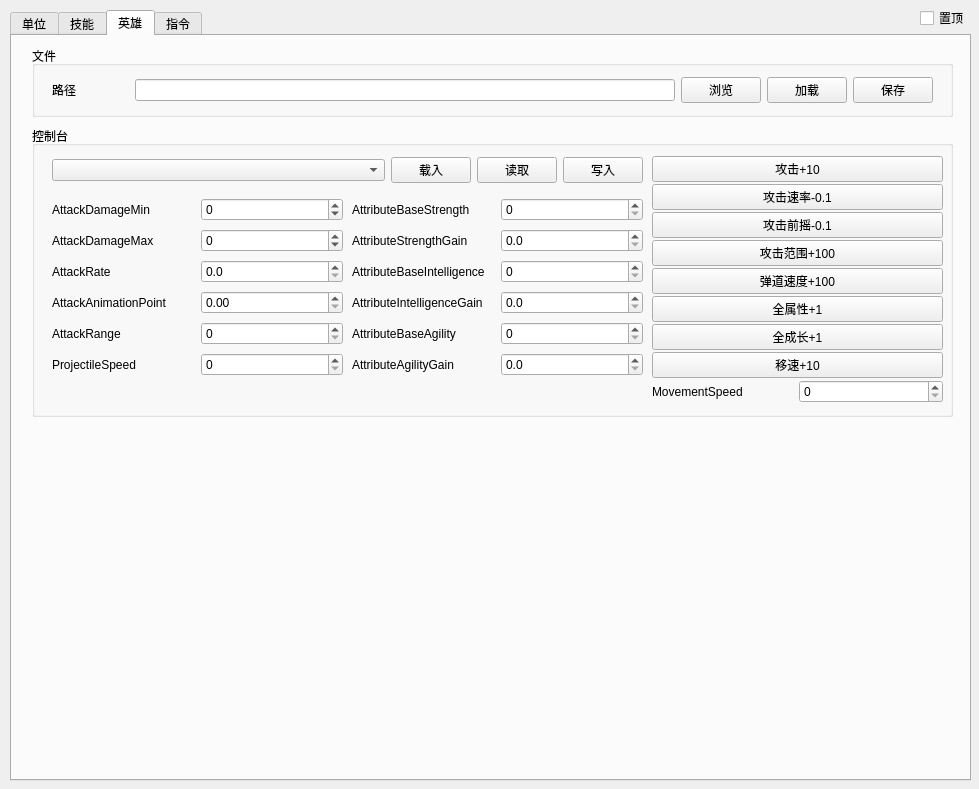
Before: the Qt Designer form untitled.ui in JeremyChim/Dota-Tool, drawn with Qt 5.
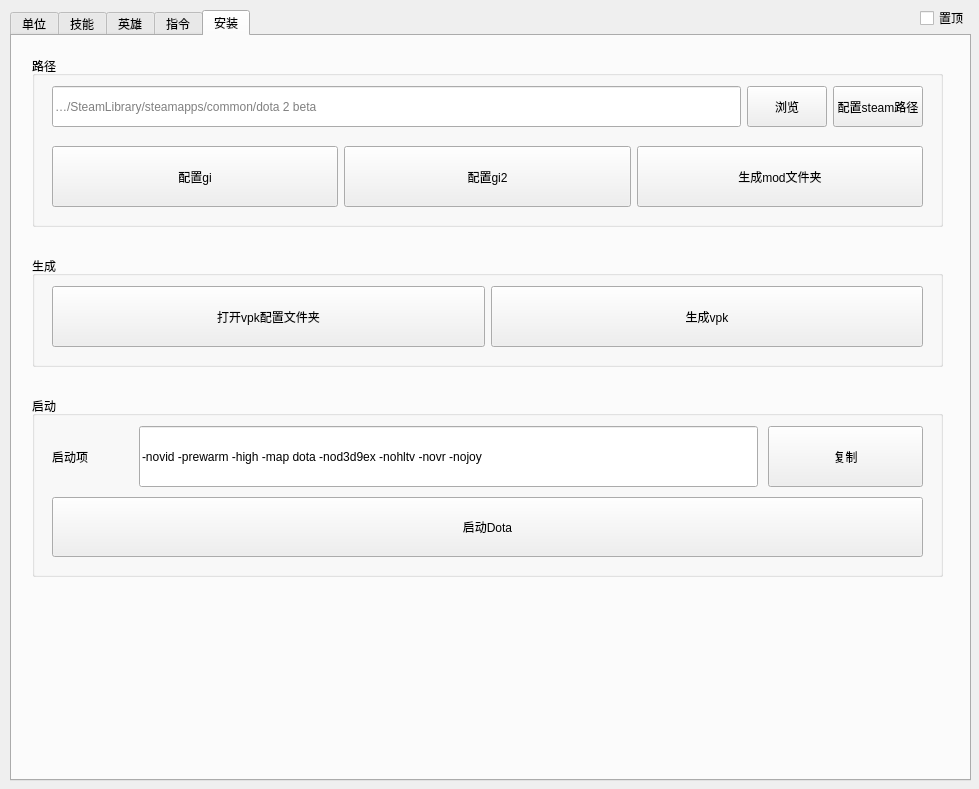
After: the same form once the commit is applied. The open tabs and pages were chosen to show the change.

Commit message: add tab install (testing) add ArmorPhysical

```diff
--- a/untitled.ui
+++ b/untitled.ui
@@ -933,7 +933,11 @@
         </widget>
        </item>
        <item>
-        <widget class="QLineEdit" name="lineEdit_8"/>
+        <widget class="QLineEdit" name="lineEdit_8">
+         <property name="placeholderText">
+          <string>...\npc\npc_heroes.txt</string>
+         </property>
+        </widget>
        </item>
        <item>
         <widget class="QPushButton" name="pushButton_11">
@@ -965,21 +969,59 @@
        <x>20</x>
        <y>90</y>
        <width>921</width>
-       <height>291</height>
+       <height>341</height>
       </rect>
      </property>
      <property name="title">
       <string>控制台</string>
      </property>
+     <widget class="QWidget" name="layoutWidget">
+      <property name="geometry">
+       <rect>
+        <x>20</x>
+        <y>30</y>
+        <width>601</width>
+        <height>28</height>
+       </rect>
+      </property>
+      <layout class="QHBoxLayout" name="horizontalLayout_21" stretch="1,0,0,0">
+       <item>
+        <widget class="QComboBox" name="comboBox"/>
+       </item>
+       <item>
+        <widget class="QPushButton" name="pushButton_14">
+         <property name="text">
+          <string>载入</string>
+         </property>
+        </widget>
+       </item>
+       <item>
+        <widget class="QPushButton" name="pushButton_15">
+         <property name="text">
+          <string>读取</string>
+         </property>
+        </widget>
+       </item>
+       <item>
+        <widget class="QPushButton" name="pushButton_16">
+         <property name="text">
+          <string>写入</string>
+         </property>
+        </widget>
+       </item>
+      </layout>
+     </widget>
      <widget class="QWidget" name="layoutWidget">
       <property name="geometry">
        <rect>
         <x>20</x>
         <y>70</y>
-        <width>291</width>
-        <height>188</height>
+        <width>891</width>
+        <height>194</height>
        </rect>
       </property>
+      <layout class="QHBoxLayout" name="horizontalLayout_61">
+       <item>
       <layout class="QVBoxLayout" name="verticalLayout_11">
        <item>
         <layout class="QHBoxLayout" name="horizontalLayout_23">
@@ -1137,17 +1179,36 @@
          </item>
         </layout>
        </item>
-      </layout>
-     </widget>
-     <widget class="QWidget" name="layoutWidget_7">
-      <property name="geometry">
-       <rect>
-        <x>320</x>
-        <y>70</y>
-        <width>291</width>
-        <height>188</height>
-       </rect>
-      </property>
+         <item>
+          <layout class="QHBoxLayout" name="horizontalLayout_59">
+           <item>
+            <widget class="QLabel" name="label_35">
+             <property name="text">
+              <string>ArmorPhysical</string>
+             </property>
+            </widget>
+           </item>
+           <item>
+            <widget class="QDoubleSpinBox" name="doubleSpinBox_25">
+             <property name="decimals">
+              <number>0</number>
+             </property>
+             <property name="minimum">
+              <double>-100000.000000000000000</double>
+             </property>
+             <property name="maximum">
+              <double>100000.000000000000000</double>
+             </property>
+             <property name="singleStep">
+              <double>1.000000000000000</double>
+             </property>
+            </widget>
+           </item>
+          </layout>
+         </item>
+        </layout>
+       </item>
+       <item>
       <layout class="QVBoxLayout" name="verticalLayout_12">
        <item>
         <layout class="QHBoxLayout" name="horizontalLayout_27">
@@ -1305,21 +1366,8 @@
          </item>
         </layout>
        </item>
-      </layout>
-     </widget>
-     <widget class="QWidget" name="layoutWidget">
-      <property name="geometry">
-       <rect>
-        <x>20</x>
-        <y>30</y>
-        <width>591</width>
-        <height>28</height>
-       </rect>
-      </property>
-      <layout class="QHBoxLayout" name="horizontalLayout_21" stretch="1,0,0,0">
        <item>
-        <widget class="QComboBox" name="comboBox"/>
-       </item>
+          <layout class="QHBoxLayout" name="horizontalLayout_22">
        <item>
         <widget class="QPushButton" name="pushButton_14">
          <property name="text">
@@ -1342,22 +1390,21 @@
         </widget>
        </item>
       </layout>
-     </widget>
-     <widget class="QWidget" name="layoutWidget">
-      <property name="geometry">
-       <rect>
-        <x>620</x>
-        <y>30</y>
-        <width>291</width>
-        <height>252</height>
-       </rect>
-      </property>
-      <layout class="QVBoxLayout" name="verticalLayout_16">
-       <property name="spacing">
-        <number>2</number>
-       </property>
+         </item>
+        </layout>
+       </item>
+       <item>
+        <layout class="QHBoxLayout" name="horizontalLayout_60">
+         <item>
+          <layout class="QVBoxLayout" name="verticalLayout_18">
        <item>
         <widget class="QPushButton" name="pushButton_44">
+             <property name="sizePolicy">
+              <sizepolicy hsizetype="Minimum" vsizetype="Preferred">
+               <horstretch>0</horstretch>
+               <verstretch>0</verstretch>
+              </sizepolicy>
+             </property>
          <property name="text">
           <string>攻击+10</string>
          </property>
@@ -1365,6 +1412,12 @@
        </item>
        <item>
         <widget class="QPushButton" name="pushButton_40">
+             <property name="sizePolicy">
+              <sizepolicy hsizetype="Minimum" vsizetype="Preferred">
+               <horstretch>0</horstretch>
+               <verstretch>0</verstretch>
+              </sizepolicy>
+             </property>
          <property name="text">
           <string>攻击速率-0.1</string>
          </property>
@@ -1372,6 +1425,12 @@
        </item>
        <item>
         <widget class="QPushButton" name="pushButton_41">
+             <property name="sizePolicy">
+              <sizepolicy hsizetype="Minimum" vsizetype="Preferred">
+               <horstretch>0</horstretch>
+               <verstretch>0</verstretch>
+              </sizepolicy>
+             </property>
          <property name="text">
           <string>攻击前摇-0.1</string>
          </property>
@@ -1379,6 +1438,12 @@
        </item>
        <item>
         <widget class="QPushButton" name="pushButton_42">
+             <property name="sizePolicy">
+              <sizepolicy hsizetype="Minimum" vsizetype="Preferred">
+               <horstretch>0</horstretch>
+               <verstretch>0</verstretch>
+              </sizepolicy>
+             </property>
          <property name="text">
           <string>攻击范围+100</string>
          </property>
@@ -1386,13 +1451,45 @@
        </item>
        <item>
         <widget class="QPushButton" name="pushButton_43">
+             <property name="sizePolicy">
+              <sizepolicy hsizetype="Minimum" vsizetype="Preferred">
+               <horstretch>0</horstretch>
+               <verstretch>0</verstretch>
+              </sizepolicy>
+             </property>
          <property name="text">
           <string>弹道速度+100</string>
          </property>
         </widget>
        </item>
        <item>
+            <widget class="QPushButton" name="pushButton_57">
+             <property name="sizePolicy">
+              <sizepolicy hsizetype="Minimum" vsizetype="Preferred">
+               <horstretch>0</horstretch>
+               <verstretch>0</verstretch>
+              </sizepolicy>
+             </property>
+             <property name="text">
+              <string>护甲+1</string>
+             </property>
+            </widget>
+           </item>
+          </layout>
+         </item>
+         <item>
+          <layout class="QVBoxLayout" name="verticalLayout_16" stretch="0,0,0,0">
+           <property name="spacing">
+            <number>6</number>
+           </property>
+           <item>
         <widget class="QPushButton" name="pushButton_37">
+             <property name="sizePolicy">
+              <sizepolicy hsizetype="Minimum" vsizetype="Preferred">
+               <horstretch>0</horstretch>
+               <verstretch>0</verstretch>
+              </sizepolicy>
+             </property>
          <property name="text">
           <string>全属性+1</string>
          </property>
@@ -1400,6 +1497,12 @@
        </item>
        <item>
         <widget class="QPushButton" name="pushButton_38">
+             <property name="sizePolicy">
+              <sizepolicy hsizetype="Minimum" vsizetype="Preferred">
+               <horstretch>0</horstretch>
+               <verstretch>0</verstretch>
+              </sizepolicy>
+             </property>
          <property name="text">
           <string>全成长+1</string>
          </property>
@@ -1407,35 +1510,31 @@
        </item>
        <item>
         <widget class="QPushButton" name="pushButton_39">
+             <property name="sizePolicy">
+              <sizepolicy hsizetype="Minimum" vsizetype="Preferred">
+               <horstretch>0</horstretch>
+               <verstretch>0</verstretch>
+              </sizepolicy>
+             </property>
          <property name="text">
           <string>移速+10</string>
          </property>
         </widget>
        </item>
        <item>
-        <layout class="QHBoxLayout" name="horizontalLayout_22">
-         <item>
-          <widget class="QLabel" name="label_21">
+            <widget class="QPushButton" name="pushButton_56">
+             <property name="sizePolicy">
+              <sizepolicy hsizetype="Minimum" vsizetype="Preferred">
+               <horstretch>0</horstretch>
+               <verstretch>0</verstretch>
+              </sizepolicy>
+             </property>
            <property name="text">
             <string>MovementSpeed</string>
            </property>
           </widget>
          </item>
-         <item>
-          <widget class="QDoubleSpinBox" name="doubleSpinBox_12">
-           <property name="decimals">
-            <number>0</number>
-           </property>
-           <property name="minimum">
-            <double>0.000000000000000</double>
-           </property>
-           <property name="maximum">
-            <double>100000.000000000000000</double>
-           </property>
-           <property name="singleStep">
-            <double>1.000000000000000</double>
-           </property>
-          </widget>
+          </layout>
          </item>
         </layout>
        </item>
@@ -2050,6 +2149,264 @@
      </widget>
     </widget>
    </widget>
+   <widget class="QWidget" name="tab_5">
+    <attribute name="title">
+     <string>安装</string>
+    </attribute>
+    <widget class="QGroupBox" name="groupBox_16">
+     <property name="geometry">
+      <rect>
+       <x>20</x>
+       <y>20</y>
+       <width>911</width>
+       <height>171</height>
+      </rect>
+     </property>
+     <property name="title">
+      <string>路径</string>
+     </property>
+     <widget class="QWidget" name="layoutWidget_8">
+      <property name="geometry">
+       <rect>
+        <x>20</x>
+        <y>90</y>
+        <width>871</width>
+        <height>61</height>
+       </rect>
+      </property>
+      <layout class="QHBoxLayout" name="horizontalLayout_56">
+       <item>
+        <widget class="QPushButton" name="pushButton_51">
+         <property name="sizePolicy">
+          <sizepolicy hsizetype="Minimum" vsizetype="Preferred">
+           <horstretch>0</horstretch>
+           <verstretch>0</verstretch>
+          </sizepolicy>
+         </property>
+         <property name="text">
+          <string>配置gi</string>
+         </property>
+        </widget>
+       </item>
+       <item>
+        <widget class="QPushButton" name="pushButton_52">
+         <property name="sizePolicy">
+          <sizepolicy hsizetype="Minimum" vsizetype="Preferred">
+           <horstretch>0</horstretch>
+           <verstretch>0</verstretch>
+          </sizepolicy>
+         </property>
+         <property name="text">
+          <string>配置gi2</string>
+         </property>
+        </widget>
+       </item>
+       <item>
+        <widget class="QPushButton" name="pushButton_54">
+         <property name="sizePolicy">
+          <sizepolicy hsizetype="Minimum" vsizetype="Preferred">
+           <horstretch>0</horstretch>
+           <verstretch>0</verstretch>
+          </sizepolicy>
+         </property>
+         <property name="text">
+          <string>生成mod文件夹</string>
+         </property>
+        </widget>
+       </item>
+      </layout>
+     </widget>
+     <widget class="QWidget" name="layoutWidget">
+      <property name="geometry">
+       <rect>
+        <x>20</x>
+        <y>30</y>
+        <width>871</width>
+        <height>41</height>
+       </rect>
+      </property>
+      <layout class="QHBoxLayout" name="horizontalLayout_57">
+       <item>
+        <widget class="QLineEdit" name="lineEdit_29">
+         <property name="sizePolicy">
+          <sizepolicy hsizetype="Expanding" vsizetype="Preferred">
+           <horstretch>0</horstretch>
+           <verstretch>0</verstretch>
+          </sizepolicy>
+         </property>
+         <property name="text">
+          <string/>
+         </property>
+         <property name="placeholderText">
+          <string>…/SteamLibrary/steamapps/common/dota 2 beta</string>
+         </property>
+        </widget>
+       </item>
+       <item>
+        <widget class="QPushButton" name="pushButton_53">
+         <property name="sizePolicy">
+          <sizepolicy hsizetype="Minimum" vsizetype="Preferred">
+           <horstretch>0</horstretch>
+           <verstretch>0</verstretch>
+          </sizepolicy>
+         </property>
+         <property name="text">
+          <string>浏览</string>
+         </property>
+        </widget>
+       </item>
+       <item>
+        <widget class="QPushButton" name="pushButton_50">
+         <property name="sizePolicy">
+          <sizepolicy hsizetype="Minimum" vsizetype="Preferred">
+           <horstretch>0</horstretch>
+           <verstretch>0</verstretch>
+          </sizepolicy>
+         </property>
+         <property name="text">
+          <string>配置steam路径</string>
+         </property>
+        </widget>
+       </item>
+      </layout>
+     </widget>
+    </widget>
+    <widget class="QGroupBox" name="groupBox_17">
+     <property name="geometry">
+      <rect>
+       <x>20</x>
+       <y>220</y>
+       <width>911</width>
+       <height>111</height>
+      </rect>
+     </property>
+     <property name="title">
+      <string>生成</string>
+     </property>
+     <widget class="QWidget" name="layoutWidget">
+      <property name="geometry">
+       <rect>
+        <x>20</x>
+        <y>30</y>
+        <width>871</width>
+        <height>61</height>
+       </rect>
+      </property>
+      <layout class="QHBoxLayout" name="horizontalLayout_55">
+       <item>
+        <widget class="QPushButton" name="pushButton_47">
+         <property name="sizePolicy">
+          <sizepolicy hsizetype="Minimum" vsizetype="Preferred">
+           <horstretch>0</horstretch>
+           <verstretch>0</verstretch>
+          </sizepolicy>
+         </property>
+         <property name="text">
+          <string>打开vpk配置文件夹</string>
+         </property>
+        </widget>
+       </item>
+       <item>
+        <widget class="QPushButton" name="pushButton_48">
+         <property name="sizePolicy">
+          <sizepolicy hsizetype="Minimum" vsizetype="Preferred">
+           <horstretch>0</horstretch>
+           <verstretch>0</verstretch>
+          </sizepolicy>
+         </property>
+         <property name="text">
+          <string>生成vpk</string>
+         </property>
+        </widget>
+       </item>
+      </layout>
+     </widget>
+    </widget>
+    <widget class="QGroupBox" name="groupBox_18">
+     <property name="geometry">
+      <rect>
+       <x>20</x>
+       <y>360</y>
+       <width>911</width>
+       <height>181</height>
+      </rect>
+     </property>
+     <property name="title">
+      <string>启动</string>
+     </property>
+     <widget class="QWidget" name="layoutWidget">
+      <property name="geometry">
+       <rect>
+        <x>20</x>
+        <y>30</y>
+        <width>871</width>
+        <height>131</height>
+       </rect>
+      </property>
+      <layout class="QVBoxLayout" name="verticalLayout_17">
+       <property name="spacing">
+        <number>10</number>
+       </property>
+       <item>
+        <layout class="QHBoxLayout" name="horizontalLayout_58" stretch="1,8,2">
+         <item>
+          <widget class="QLabel" name="label_34">
+           <property name="sizePolicy">
+            <sizepolicy hsizetype="Preferred" vsizetype="Preferred">
+             <horstretch>0</horstretch>
+             <verstretch>0</verstretch>
+            </sizepolicy>
+           </property>
+           <property name="text">
+            <string>启动项</string>
+           </property>
+          </widget>
+         </item>
+         <item>
+          <widget class="QLineEdit" name="lineEdit_30">
+           <property name="sizePolicy">
+            <sizepolicy hsizetype="Expanding" vsizetype="Preferred">
+             <horstretch>0</horstretch>
+             <verstretch>0</verstretch>
+            </sizepolicy>
+           </property>
+           <property name="text">
+            <string>-novid -prewarm -high -map dota -nod3d9ex -nohltv -novr -nojoy</string>
+           </property>
+          </widget>
+         </item>
+         <item>
+          <widget class="QPushButton" name="pushButton_55">
+           <property name="sizePolicy">
+            <sizepolicy hsizetype="Preferred" vsizetype="Preferred">
+             <horstretch>0</horstretch>
+             <verstretch>0</verstretch>
+            </sizepolicy>
+           </property>
+           <property name="text">
+            <string>复制</string>
+           </property>
+          </widget>
+         </item>
+        </layout>
+       </item>
+       <item>
+        <widget class="QPushButton" name="pushButton_49">
+         <property name="sizePolicy">
+          <sizepolicy hsizetype="Minimum" vsizetype="Preferred">
+           <horstretch>0</horstretch>
+           <verstretch>0</verstretch>
+          </sizepolicy>
+         </property>
+         <property name="text">
+          <string>启动Dota</string>
+         </property>
+        </widget>
+       </item>
+      </layout>
+     </widget>
+    </widget>
+   </widget>
   </widget>
   <widget class="QCheckBox" name="checkBox">
    <property name="geometry">
```
Left out of the diff: 169 changed lines with no effect on the pictures. Lines whose indentation alone changed are shown as unchanged. The commit also changes 3 other files.
